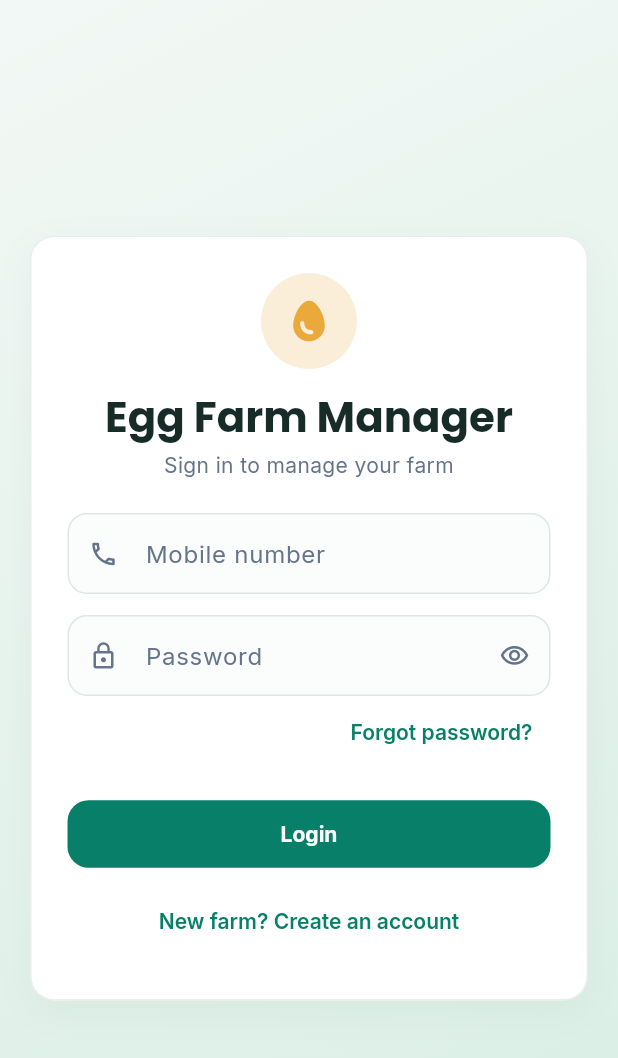
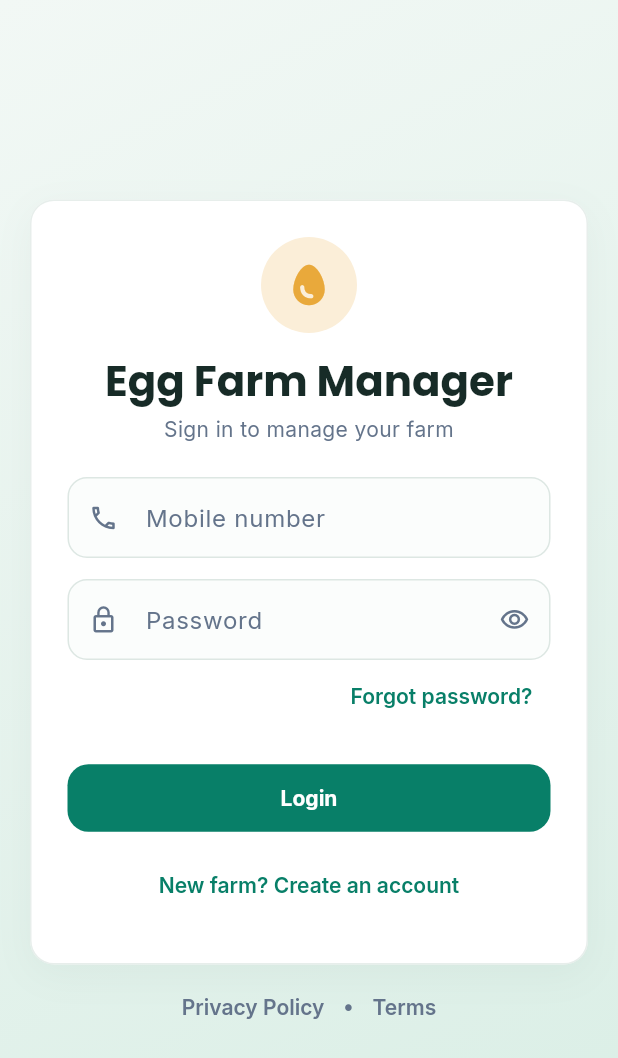
Before and after one commit to SamaSonawane001/egg-farm-frontend, a Flutter app: the screen it shows after launch, on a phone screen of 412 x 824 dp. Shown: the top 1058 px of the screen. Run offline on Flutter 3.47's test engine with Material 3 defaults, Android fonts, the phone set to English and light mode, and no system bars; our stand-ins replace go_router, google_fonts, image_picker, share_plus, shared_preferences; missing offline and left inert: dart:js_interop, razorpay_flutter.

Commit message:
Add public privacy and terms pages
Co-authored-by: Copilot <223556219+Copilot@users.noreply.github.com>

```diff
--- a/lib/router.dart
+++ b/lib/router.dart
@@ -9,6 +9,7 @@ import 'screens/feed_product_detail_screen.dart';
 import 'screens/farm_expenses_screen.dart';
 import 'screens/flock_screen.dart';
 import 'screens/invoices_screen.dart';
+import 'screens/legal_policy_screen.dart';
 import 'screens/login_screen.dart';
 import 'screens/monthly_expense_detail_screen.dart';
 import 'screens/medicine_detail_screen.dart';
@@ -19,6 +20,7 @@ import 'screens/raw_materials_screen.dart';
 import 'screens/ready_feed_detail_screen.dart';
 import 'screens/signup_screen.dart';
 import 'widgets/app_shell.dart';
+import 'widgets/legal_documents.dart';
 
 GoRouter buildRouter(AuthState auth) {
   Page<void> page(GoRouterState state, Widget child) =>
@@ -28,11 +30,17 @@ GoRouter buildRouter(AuthState auth) {
     refreshListenable: auth.routeRefreshListenable,
     redirect: (context, state) {
       final onBootPage = state.matchedLocation == '/boot';
+      final onPublicLegalPage = state.matchedLocation == '/privacy-policy' ||
+          state.matchedLocation == '/terms';
       final onAuthPage = state.matchedLocation == '/login' ||
           state.matchedLocation == '/signup';
-      if (!auth.initialized) return onBootPage ? null : '/boot';
+      if (!auth.initialized) {
+        return onBootPage || onPublicLegalPage ? null : '/boot';
+      }
       if (onBootPage) return auth.isLoggedIn ? '/dashboard' : '/login';
-      if (!auth.isLoggedIn && !onAuthPage) return '/login';
+      if (!auth.isLoggedIn && !onAuthPage && !onPublicLegalPage) {
+        return '/login';
+      }
       if (auth.isLoggedIn && onAuthPage) return '/dashboard';
       return null;
     },
@@ -51,6 +59,20 @@ GoRouter buildRouter(AuthState auth) {
       GoRoute(
         path: '/signup',
         pageBuilder: (_, state) => page(state, const SignupScreen()),
+      ),
+      GoRoute(
+        path: '/privacy-policy',
+        pageBuilder: (_, state) => page(
+          state,
+          const LegalPolicyScreen(type: LegalPolicyType.privacyPolicy),
+        ),
+      ),
+      GoRoute(
+        path: '/terms',
+        pageBuilder: (_, state) => page(
+          state,
+          const LegalPolicyScreen(type: LegalPolicyType.terms),
+        ),
       ),
       ShellRoute(
         builder: (context, state, child) =>
--- a/lib/screens/login_screen.dart
+++ b/lib/screens/login_screen.dart
@@ -30,8 +30,45 @@ class AuthScaffold extends StatelessWidget {
             child: SingleChildScrollView(
               padding: const EdgeInsets.all(20),
               child: ConstrainedBox(
-                  constraints: const BoxConstraints(maxWidth: 440),
-                  child: child),
+                constraints: const BoxConstraints(maxWidth: 440),
+                child: Column(
+                  mainAxisSize: MainAxisSize.min,
+                  children: [
+                    child,
+                    const SizedBox(height: 8),
+                    Row(
+                      mainAxisAlignment: MainAxisAlignment.center,
+                      children: [
+                        TextButton(
+                          style: TextButton.styleFrom(
+                            foregroundColor:
+                                Theme.of(context).colorScheme.onSurfaceVariant,
+                            visualDensity: VisualDensity.compact,
+                          ),
+                          onPressed: () => context.go('/privacy-policy'),
+                          child: const Text('Privacy Policy'),
+                        ),
+                        Text(
+                          '•',
+                          style: TextStyle(
+                            color:
+                                Theme.of(context).colorScheme.onSurfaceVariant,
+                          ),
+                        ),
+                        TextButton(
+                          style: TextButton.styleFrom(
+                            foregroundColor:
+                                Theme.of(context).colorScheme.onSurfaceVariant,
+                            visualDensity: VisualDensity.compact,
+                          ),
+                          onPressed: () => context.go('/terms'),
+                          child: const Text('Terms'),
+                        ),
+                      ],
+                    ),
+                  ],
+                ),
+              ),
             ),
           ),
         ),
```
Also changed, not shown: lib/screens/legal_policy_screen.dart (added, +101 -0 lines), lib/widgets/legal_documents.dart (+52 -19 lines).
